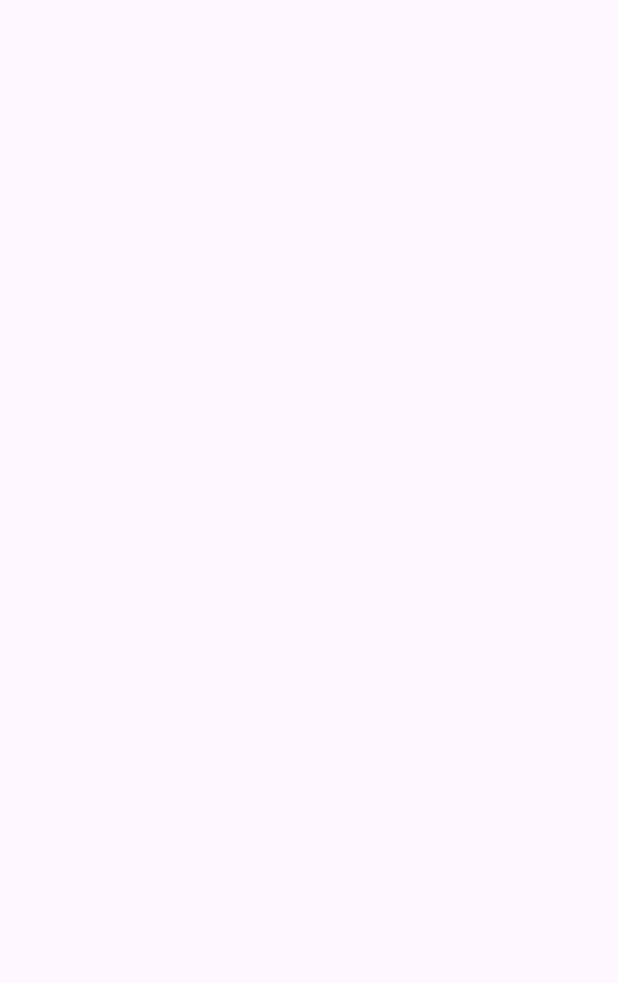
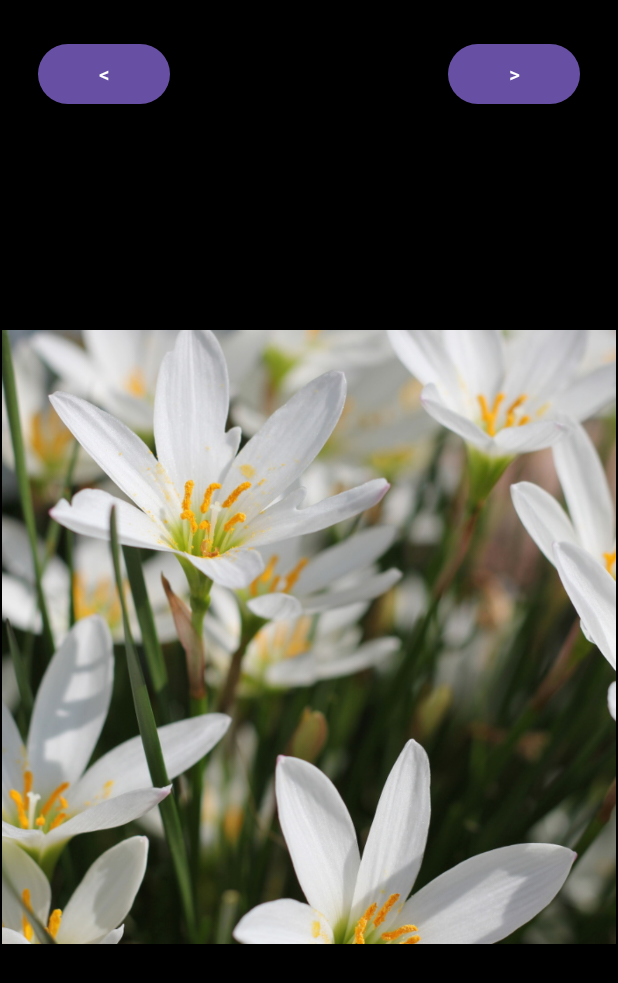
Before and after one commit to yohei0920/Slideshow-android, an Android app: the screen it shows after launch (MainActivity), on a phone screen of 412 x 824 dp. Before the commit the part shown is empty. Shown: the top 983 px of the screen. Run offline under Robolectric (Android 15) with nearby library versions, the phone set to English and light mode, and no system bars.

Commit message:
feat: imageSwitcherの実装

```diff
--- a/app/src/main/java/com/example/slideshow/MainActivity.java
+++ b/app/src/main/java/com/example/slideshow/MainActivity.java
@@ -2,26 +2,72 @@ package com.example.slideshow;
 
 import android.os.Bundle;
 import android.view.View;
-import android.view.ViewPropertyAnimator;
-import android.view.animation.BounceInterpolator;
-import android.view.animation.CycleInterpolator;
-import android.view.animation.OvershootInterpolator;
+import android.widget.Button;
 import android.widget.ImageView;
+import android.widget.ImageSwitcher;
 
 import androidx.activity.EdgeToEdge;
 import androidx.appcompat.app.AppCompatActivity;
-import androidx.core.graphics.Insets;
-import androidx.core.view.ViewCompat;
-import androidx.core.view.WindowInsetsCompat;
 
 public class MainActivity extends AppCompatActivity {
 
-    ImageView imageView;
+    ImageSwitcher mImageSwitcher;
+    private int mPosition = 0;
+
+    int[] mImageResources = {
+            R.drawable.slide00,
+            R.drawable.slide01,
+            R.drawable.slide02,
+            R.drawable.slide03,
+            R.drawable.slide04,
+            R.drawable.slide05,
+            R.drawable.slide06,
+            R.drawable.slide07,
+            R.drawable.slide08,
+            R.drawable.slide09,
+    };
 
     @Override
     protected void onCreate(Bundle savedInstanceState) {
         super.onCreate(savedInstanceState);
         EdgeToEdge.enable(this);
         setContentView(R.layout.activity_main);
+
+        mImageSwitcher = (ImageSwitcher) findViewById(R.id.imageSwitcher);
+
+        mImageSwitcher.setFactory(new ImageSwitcher.ViewFactory() {
+            @Override
+            public View makeView() {
+                return (ImageView) new ImageView(MainActivity.this);
+            }
+        });
+        mImageSwitcher.setImageResource(R.drawable.slide00);
+
+        Button prevButton = (Button) findViewById(R.id.prev_btn);
+        Button nextButton = (Button) findViewById(R.id.next_btn);
+
+        prevButton.setOnClickListener(new View.OnClickListener() {
+            @Override
+            public void onClick(View v) {
+                moveImagePosition(-1);
+            }
+        });
+
+        nextButton.setOnClickListener(new View.OnClickListener() {
+            @Override
+            public void onClick(View v) {
+                moveImagePosition(1);
+            }
+        });
     }
+
+    private void moveImagePosition(int move) {
+        mPosition = mPosition + move;
+        if(mPosition >= mImageResources.length) {
+            mPosition = 0;
+        } else if(mPosition < 0) {
+            mPosition = mImageResources.length - 1;
+        }
+        mImageSwitcher.setImageResource(mImageResources[mPosition]);
+    };
 }
--- a/app/src/main/res/layout/activity_main.xml
+++ b/app/src/main/res/layout/activity_main.xml
@@ -5,4 +5,40 @@
     android:id="@+id/main"
     android:layout_width="match_parent"
     android:layout_height="match_parent"
-    tools:context=".MainActivity"/>
+    android:background="@color/black"
+    tools:context=".MainActivity">
+
+    <Button
+        android:id="@+id/prev_btn"
+        android:layout_width="wrap_content"
+        android:layout_height="wrap_content"
+        android:layout_marginStart="25dp"
+        android:layout_marginTop="25dp"
+        android:layout_marginBottom="1dp"
+        android:text="@string/back"
+        app:layout_constraintBottom_toTopOf="@+id/imageSwitcher"
+        app:layout_constraintStart_toStartOf="parent"
+        app:layout_constraintTop_toTopOf="parent" />
+
+    <Button
+        android:id="@+id/next_btn"
+        android:layout_width="wrap_content"
+        android:layout_height="wrap_content"
+        android:layout_marginTop="25dp"
+        android:layout_marginEnd="25dp"
+        android:text="@string/forward"
+        app:layout_constraintEnd_toEndOf="parent"
+        app:layout_constraintTop_toTopOf="parent" />
+
+    <ImageSwitcher
+        android:id="@+id/imageSwitcher"
+        android:layout_width="0dp"
+        android:layout_height="0dp"
+        android:layout_marginStart="1dp"
+        android:layout_marginEnd="1dp"
+        android:layout_marginBottom="1dp"
+        app:layout_constraintBottom_toBottomOf="parent"
+        app:layout_constraintEnd_toEndOf="parent"
+        app:layout_constraintStart_toStartOf="parent"
+        app:layout_constraintTop_toBottomOf="@+id/prev_btn" />
+</androidx.constraintlayout.widget.ConstraintLayout>
--- a/app/src/main/res/values/strings.xml
+++ b/app/src/main/res/values/strings.xml
@@ -1,3 +1,5 @@
 <resources>
     <string name="app_name">SlideShow</string>
+    <string name="back"><![CDATA[<]]></string>
+    <string name="forward"><![CDATA[>]]></string>
 </resources>
```
